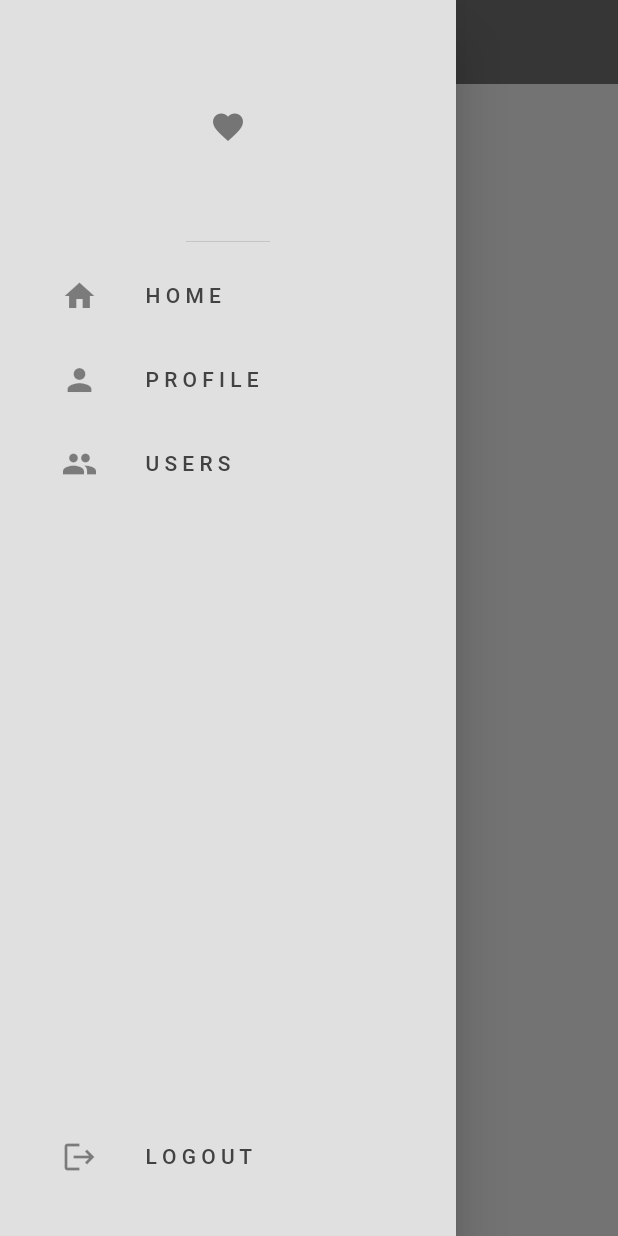
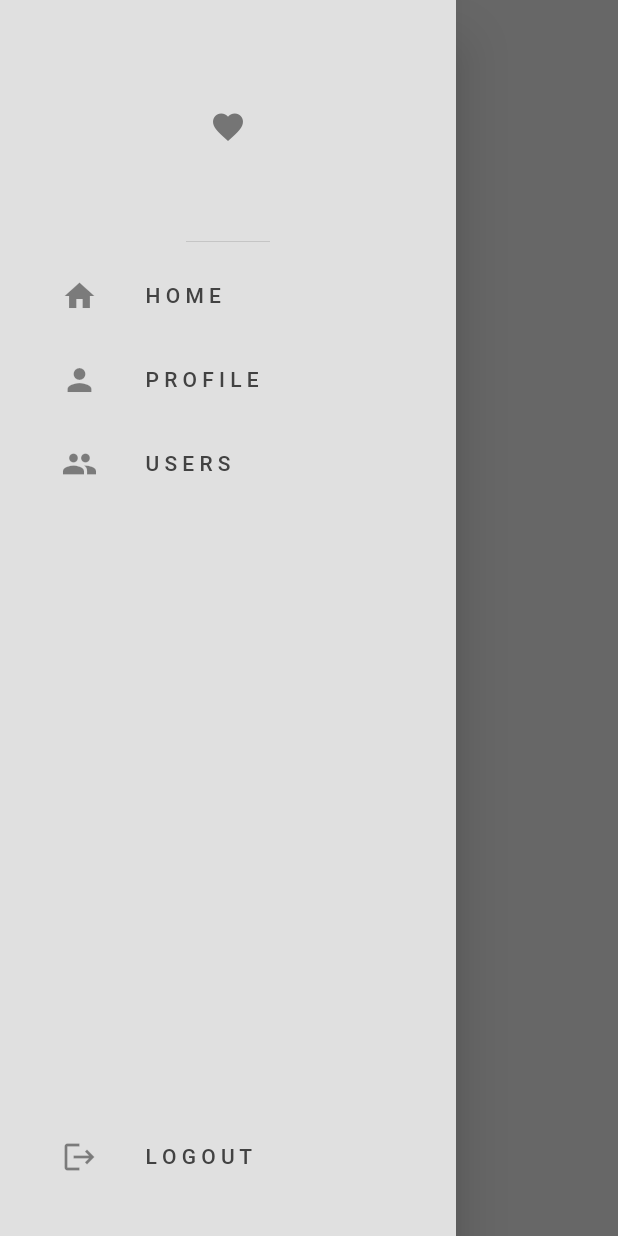
Before and after one commit to noelg-cj/Social-app, a Flutter app: the screen it shows once a user with an empty profile is signed in, with the side drawer open, on a phone screen of 412 x 824 dp. Run offline on Flutter 3.47's test engine with Material 2 defaults, Android fonts, the phone set to English and light mode, and no system bars; our stand-ins replace cloud_firestore, firebase_auth, firebase_core; accounts and stored records are empty.

Commit message:
ui changes

```diff
--- a/lib/pages/home_page.dart
+++ b/lib/pages/home_page.dart
@@ -7,9 +7,11 @@ class HomePage extends StatelessWidget {
   @override
   Widget build(BuildContext context) {
     return Scaffold(
+      backgroundColor: Theme.of(context).colorScheme.background,
       appBar: AppBar(
-        title: const Text("Home"),
-        backgroundColor: Theme.of(context).colorScheme.inversePrimary,
+        title: const Text("W A L L"),
+        backgroundColor: Colors.transparent,
+        foregroundColor: Theme.of(context).colorScheme.inversePrimary,
         centerTitle: true,
         elevation: 0,
       ),
--- a/lib/pages/profile_page.dart
+++ b/lib/pages/profile_page.dart
@@ -42,8 +42,8 @@ class ProfilePage extends StatelessWidget {
 
             return Center(
               child: Column(
-                mainAxisAlignment: MainAxisAlignment.center,
                 children: [
+                  SizedBox(height: 50),
                   Container(
                     decoration: BoxDecoration(
                       color: Theme.of(context).colorScheme.primary,
@@ -60,7 +60,7 @@ class ProfilePage extends StatelessWidget {
 
                   Text(
                     user!['username'],
-                    style: TextStyle(
+                    style: const TextStyle(
                       fontSize: 24,
                       fontWeight: FontWeight.bold
                     )
```
Also changed, not shown: lib/components/my_back_button.dart (added, +16 -0 lines).
